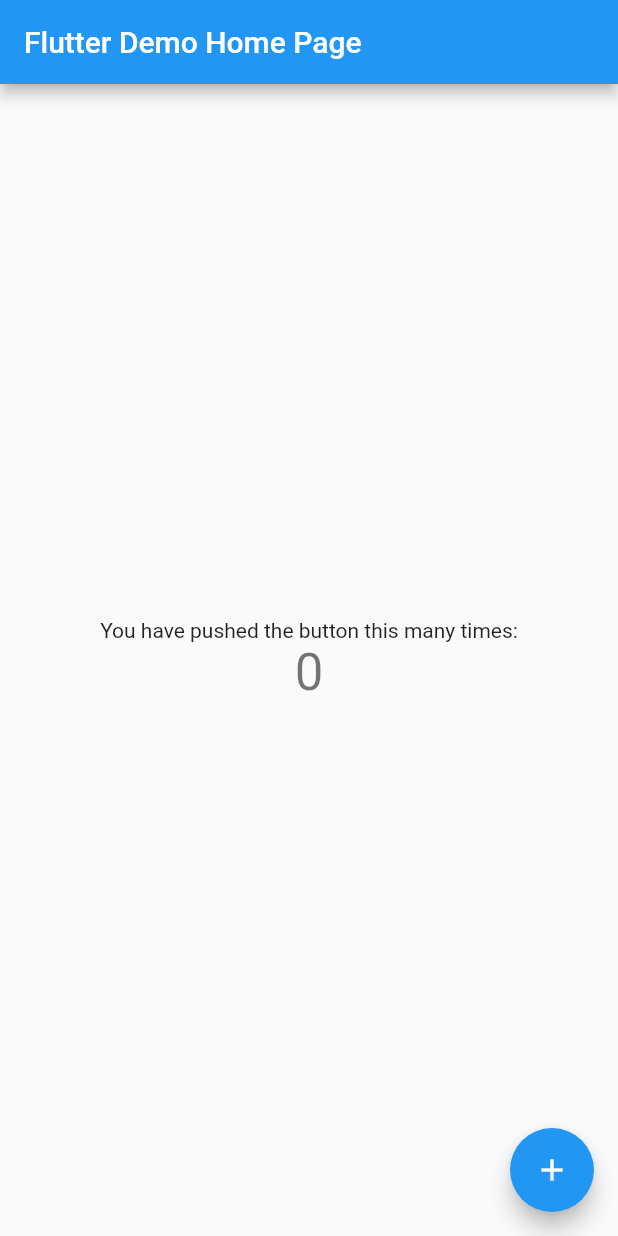
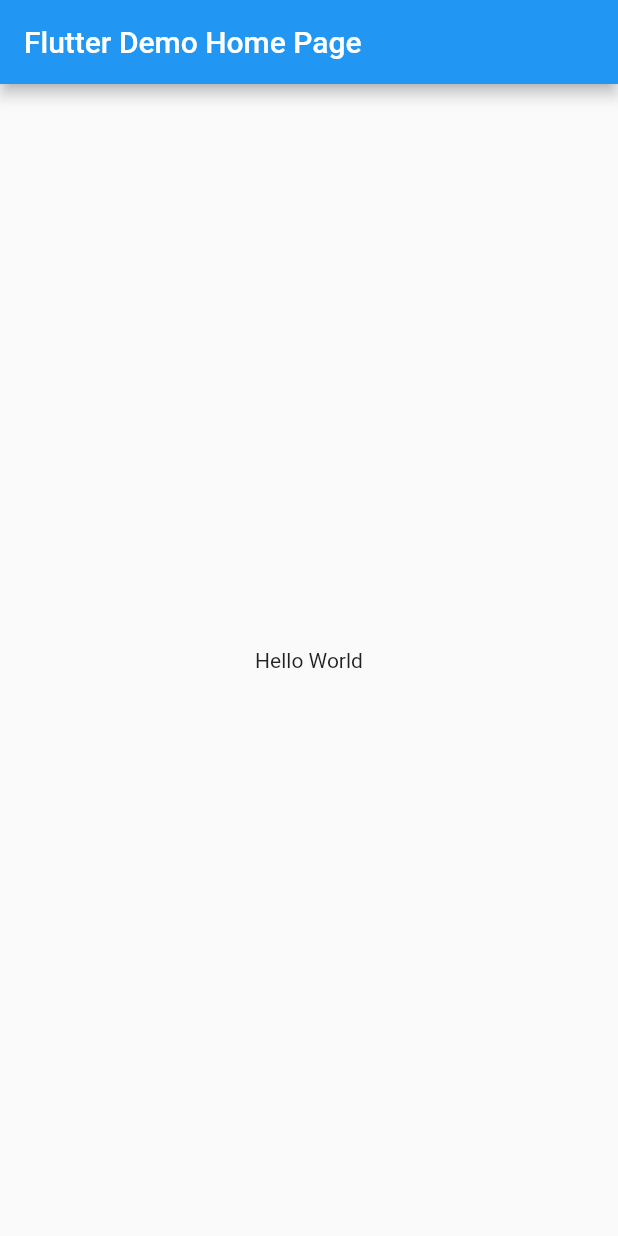
Before and after one commit to shamscorner/road_to_flutter_dev, a Flutter app: the screen it shows after launch, on a phone screen of 412 x 824 dp. Run offline on Flutter 3.47's test engine with Material 2 defaults, Android fonts, the phone set to English and light mode, and no system bars.

Commit message:
Update main.dart

```diff
--- a/lib/main.dart
+++ b/lib/main.dart
@@ -5,25 +5,12 @@ void main() {
 }
 
 class MyApp extends StatelessWidget {
-  // This widget is the root of your application.
   @override
   Widget build(BuildContext context) {
     return MaterialApp(
       title: 'Flutter Demo',
       theme: ThemeData(
-        // This is the theme of your application.
-        //
-        // Try running your application with "flutter run". You'll see the
-        // application has a blue toolbar. Then, without quitting the app, try
-        // changing the primarySwatch below to Colors.green and then invoke
-        // "hot reload" (press "r" in the console where you ran "flutter run",
-        // or simply save your changes to "hot reload" in a Flutter IDE).
-        // Notice that the counter didn't reset back to zero; the application
-        // is not restarted.
         primarySwatch: Colors.blue,
-        // This makes the visual density adapt to the platform that you run
-        // the app on. For desktop platforms, the controls will be smaller and
-        // closer together (more dense) than on mobile platforms.
         visualDensity: VisualDensity.adaptivePlatformDensity,
       ),
       home: MyHomePage(title: 'Flutter Demo Home Page'),
@@ -31,87 +18,22 @@ class MyApp extends StatelessWidget {
   }
 }
 
-class MyHomePage extends StatefulWidget {
-  MyHomePage({Key key, this.title}) : super(key: key);
-
-  // This widget is the home page of your application. It is stateful, meaning
-  // that it has a State object (defined below) that contains fields that affect
-  // how it looks.
-
-  // This class is the configuration for the state. It holds the values (in this
-  // case the title) provided by the parent (in this case the App widget) and
-  // used by the build method of the State. Fields in a Widget subclass are
-  // always marked "final".
+class MyHomePage extends StatelessWidget {
+  MyHomePage({this.title});
 
   final String title;
 
   @override
-  _MyHomePageState createState() => _MyHomePageState();
-}
-
-class _MyHomePageState extends State<MyHomePage> {
-  int _counter = 0;
-
-  void _incrementCounter() {
-    setState(() {
-      // This call to setState tells the Flutter framework that something has
-      // changed in this State, which causes it to rerun the build method below
-      // so that the display can reflect the updated values. If we changed
-      // _counter without calling setState(), then the build method would not be
-      // called again, and so nothing would appear to happen.
-      _counter++;
-    });
-  }
-
-  @override
   Widget build(BuildContext context) {
-    // This method is rerun every time setState is called, for instance as done
-    // by the _incrementCounter method above.
-    //
-    // The Flutter framework has been optimized to make rerunning build methods
-    // fast, so that you can just rebuild anything that needs updating rather
-    // than having to individually change instances of widgets.
     return Scaffold(
       appBar: AppBar(
-        // Here we take the value from the MyHomePage object that was created by
-        // the App.build method, and use it to set our appbar title.
-        title: Text(widget.title),
+        title: Text(title),
       ),
-      body: Center(
-        // Center is a layout widget. It takes a single child and positions it
-        // in the middle of the parent.
-        child: Column(
-          // Column is also a layout widget. It takes a list of children and
-          // arranges them vertically. By default, it sizes itself to fit its
-          // children horizontally, and tries to be as tall as its parent.
-          //
-          // Invoke "debug painting" (press "p" in the console, choose the
-          // "Toggle Debug Paint" action from the Flutter Inspector in Android
-          // Studio, or the "Toggle Debug Paint" command in Visual Studio Code)
-          // to see the wireframe for each widget.
-          //
-          // Column has various properties to control how it sizes itself and
-          // how it positions its children. Here we use mainAxisAlignment to
-          // center the children vertically; the main axis here is the vertical
-          // axis because Columns are vertical (the cross axis would be
-          // horizontal).
-          mainAxisAlignment: MainAxisAlignment.center,
-          children: <Widget>[
-            Text(
-              'You have pushed the button this many times:',
-            ),
-            Text(
-              '$_counter',
-              style: Theme.of(context).textTheme.headline4,
-            ),
-          ],
+      body: Container(
+        child: Center(
+          child: Text('Hello World'),
         ),
       ),
-      floatingActionButton: FloatingActionButton(
-        onPressed: _incrementCounter,
-        tooltip: 'Increment',
-        child: Icon(Icons.add),
-      ), // This trailing comma makes auto-formatting nicer for build methods.
     );
   }
 }
```
